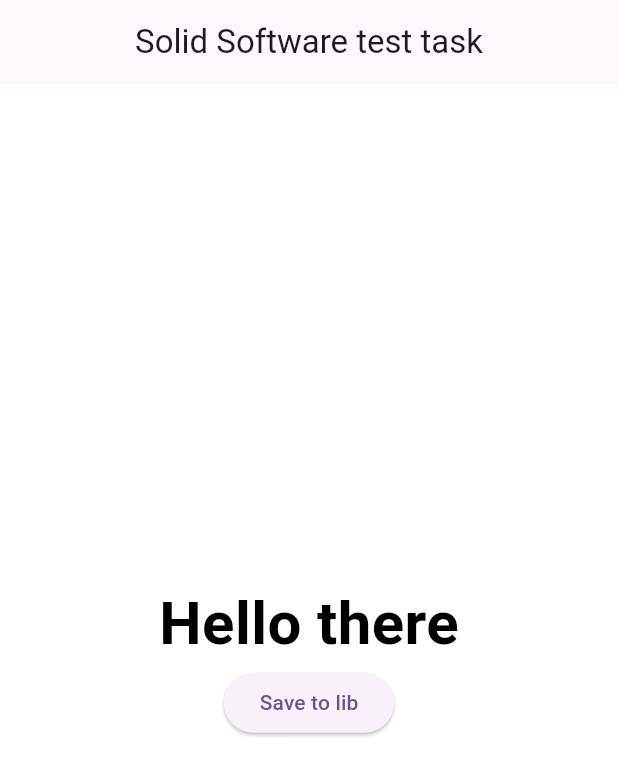
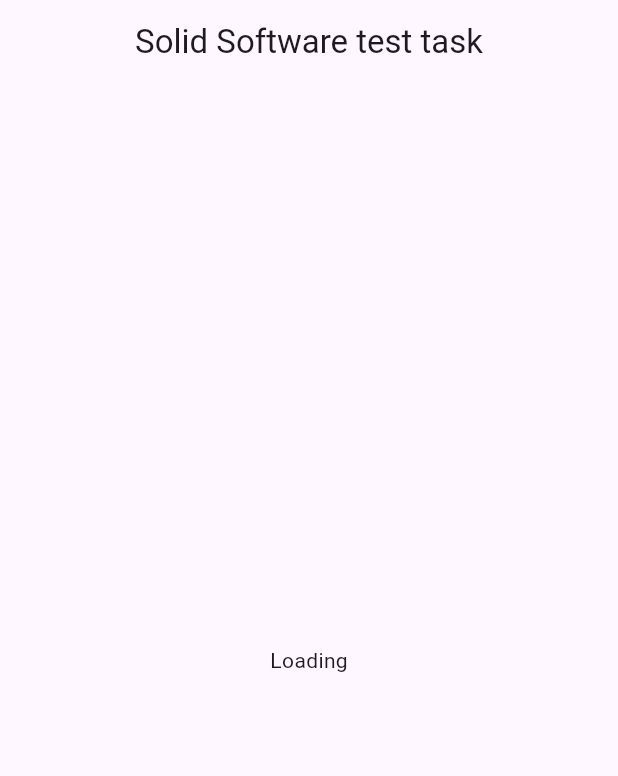
Before and after one commit to kamennova/solid-test-task, a Flutter app: the screen it shows after launch, on a phone screen of 412 x 824 dp. Shown: the top 776 px of the screen. Run offline on Flutter 3.47's test engine with Material 3 defaults, Android fonts, the phone set to English and light mode, and no system bars; our stand-ins replace shared_preferences.

Commit message:
separate Storage class, add loading component

```diff
--- /dev/null
+++ b/lib/LoadingScreen.dart
@@ -0,0 +1,17 @@
+import 'package:flutter/cupertino.dart';
+import 'package:flutter/material.dart';
+
+class LoadingScreen extends StatelessWidget {
+  @override
+  Widget build(BuildContext context) {
+    return Scaffold(
+        appBar: AppBar(
+        backgroundColor: Colors.transparent,
+        elevation: 0,
+        title: const Text("Solid Software test task"),
+    centerTitle: true,
+    ),
+    body: Center(child: Text("Loading"),));
+  }
+
+}
--- a/lib/main.dart
+++ b/lib/main.dart
@@ -1,8 +1,7 @@
-import 'dart:math';
-import 'dart:developer' as dev;
-
 import 'package:flutter/material.dart';
-import 'package:shared_preferences/shared_preferences.dart';
+import 'package:solid_test_task/ColorScreen.dart';
+import 'package:solid_test_task/LoadingScreen.dart';
+import 'package:solid_test_task/storage.dart';
 
 void main() {
   runApp(const MyApp());
@@ -18,120 +17,13 @@ class MyApp extends StatelessWidget {
       theme: ThemeData(
         colorScheme: ColorScheme.fromSeed(seedColor: Colors.deepPurple),
       ),
-      home: const MyHomePage(),
-    );
-  }
-}
+      home: FutureBuilder<Color?>(
+        future: Storage.instance.getLastColor(),
+        builder: (_, data) {
+          if (!data.hasData) return LoadingScreen();
 
-class MyHomePage extends StatefulWidget {
-  const MyHomePage({super.key});
-
-  @override
-  State<MyHomePage> createState() => _MyHomePageState();
-}
-
-class _MyHomePageState extends State<MyHomePage> {
-  Color _color = Colors.white;
-  bool _isLight = true;
-  final Random _generator = Random();
-
-
-  static const int maxChannel = 255;
-
-  int _getRandomChannel() {
-    return _generator.nextInt(maxChannel + 1);
-  }
-
-  bool _getIsLight(Color color) {
-    return color.r * 0.2126 + color.g * 0.7152 + color.b * 0.0722 > 0.5;
-  }
-
-  String _colorToStr(Color color) {
-return [color.r.toString(), color.g.toString(), color.b.toString()].join(".");
-  }
-
-  Color _colorFromStr(String value) {
-    final List<int> channels = value.split(".").map(int.parse).toList();
-
-    return Color.fromRGBO(channels.first, channels[1], channels[2], 1);
-  }
-
-  Future<void> _saveLastColor() async {
-    final SharedPreferences prefs = await SharedPreferences.getInstance();
-    prefs.setString("last_color", _colorToStr(_color));
-    // prefs.setStringList(key, value)
-  }
-
-  Future<void> _updateColorsLib(List<Color> colors) async {
-
-  }
-
-  void _updateColors() {
-    final Color res = _generateColor();
-    final bool isLight = _getIsLight(res);
-
-    _saveLastColor();
-
-    setState(() {
-      _color = res;
-      _isLight = isLight;
-    });
-  }
-
-  Color _generateColor() {
-    final int r = _getRandomChannel(),
-        g = _getRandomChannel(),
-        b = _getRandomChannel();
-
-    return Color.fromRGBO(r, g, b, 1);
-  }
-
-  @override
-  void initState() {
-    super.initState();
-
-    SharedPreferences.getInstance().then((prefs) {
-      Object? lastValue = prefs.get("last_color");
-      if (lastValue != null) {
-        setState(() {
-          _color = _colorFromStr(lastValue.toString());
-        });
-      }
-    });
-  }
-
-
-
-  @override
-  Widget build(BuildContext context) {
-    return Scaffold(
-      appBar: AppBar(
-        backgroundColor: Colors.transparent,
-        elevation: 0,
-        title: const Text("Solid Software test task"),
-        centerTitle: true,
-      ),
-      body: GestureDetector(
-        onTap: _updateColors,
-        child: Container(
-          color: _color,
-          child: Center(
-            child: Column(
-              mainAxisAlignment: MainAxisAlignment.center,
-              children: <Widget>[
-                Text(
-                  'Hello there',
-                  style: TextStyle(
-                    fontSize: 40,
-                    fontWeight: FontWeight.bold,
-                    color: _isLight ? Colors.black : Colors.white,
-                  ),
-                ),
-                ElevatedButton(onPressed: (){}, child: Text("Save to lib"))
-              ],
-            ),
-          ),
-        ),
+          return ColorScreen(initColor: data.data);
+        },
       ),
     );
   }
```
Also changed, not shown: lib/ColorScreen.dart (added, +100 -0 lines), lib/storage.dart (added, +64 -0 lines), lib/utils.dart (added, +20 -0 lines).
